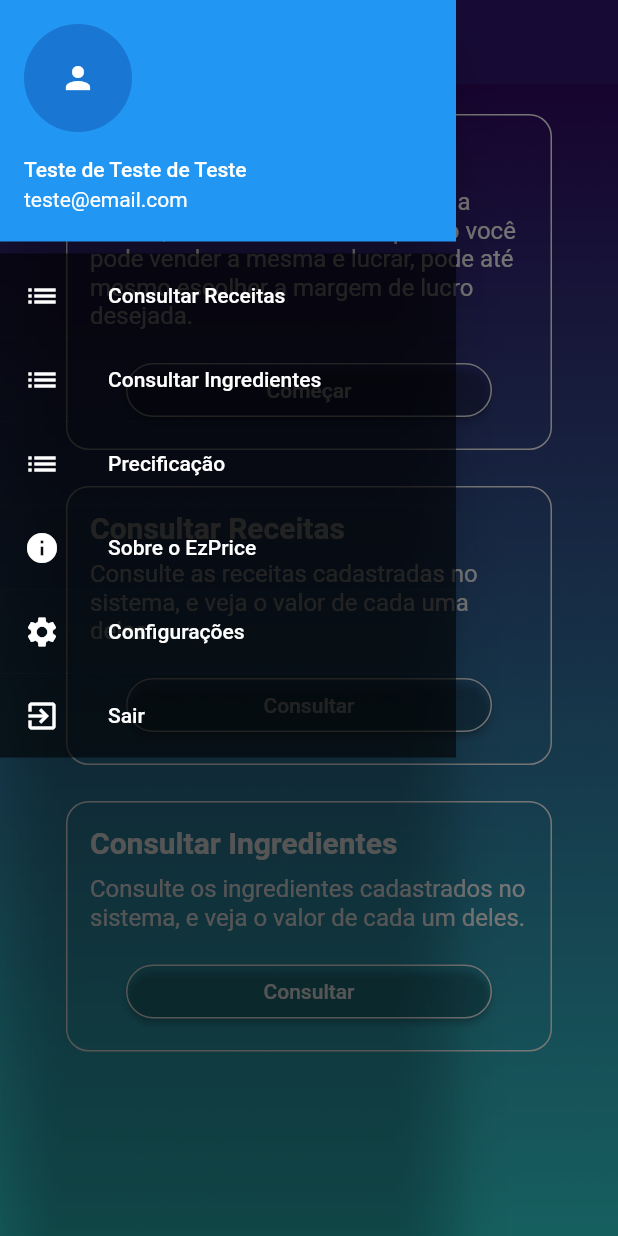
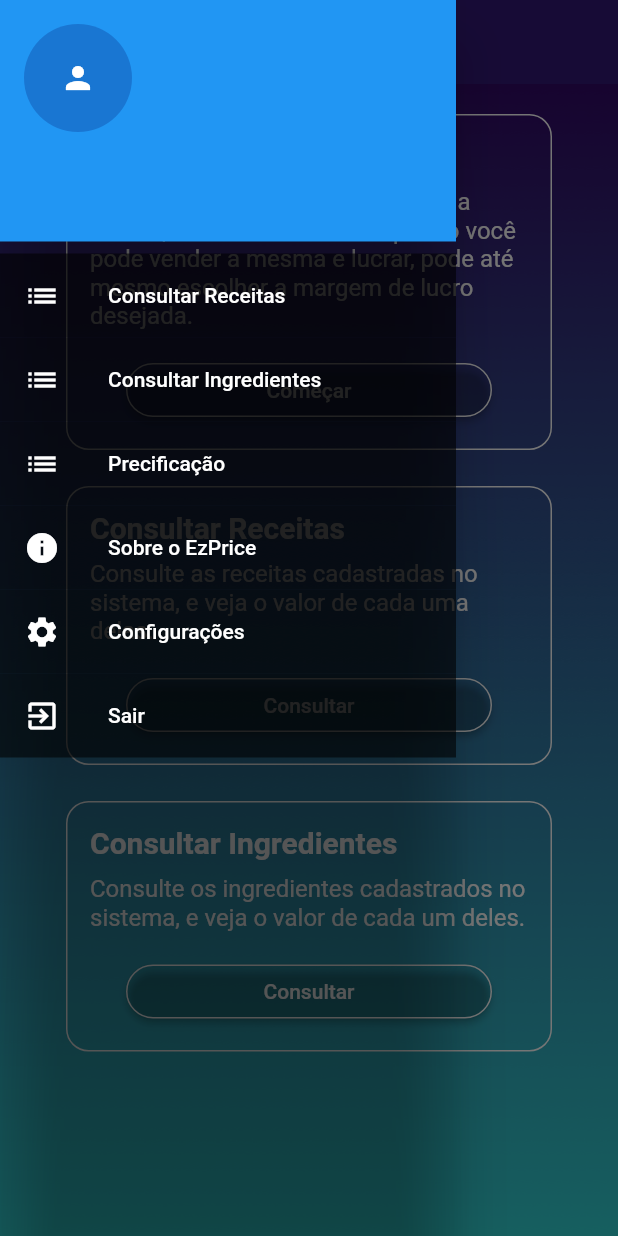
Before and after one commit to Vidottolv/EzPrice, a Flutter app: the Home screen opened by its route, with the side drawer open, on a phone screen of 412 x 824 dp. Run offline on Flutter 3.47's test engine with Material 2 defaults, Android fonts, the light colour scheme and no system bars; our stand-ins replace cloud_firestore, firebase_auth, firebase_core, google_fonts; accounts and stored records are empty.

Commit message:
mudança no drawer mostra nome/email do CurrentUser

```diff
--- a/lib/controller/login_controller.dart
+++ b/lib/controller/login_controller.dart
@@ -25,7 +25,7 @@
       });
 
       sucesso(context, 'Usuário criado com sucesso.');
-      Navigator.pushNamed(context, '/cadastre-se');
+      Navigator.pop(context);
     }).catchError((e) {
       //Não foi possível criar a conta
       switch (e.code) {
--- a/lib/main.dart
+++ b/lib/main.dart
@@ -28,7 +28,7 @@
         '/cadastrar': (context) => CadastrarUsuario(),
         '/esqueceu-senha': (context) => EsqueceuSenha(),
         '/esqueceu-senha/nova-senha': (context) => NovaSenha(),
-        '/home': (context) => const Home(),
+        '/home': (context) => Home(),
         '/sobre': (context) => const Sobre(),
         '/ingrediente/cadastrar': (context) => CadastrarIngrediente(),
         '/ingrediente/visualizar': (context) => VisualizarIngredientes(),
--- a/lib/views/home.dart
+++ b/lib/views/home.dart
@@ -1,23 +1,37 @@
+import 'package:cloud_firestore/cloud_firestore.dart';
 import 'package:ezprice/views/components/app_theme.dart';
 import 'package:ezprice/views/components/menu_drawer.dart';
 import 'package:ezprice/views/components/transparent_card.dart';
+import 'package:firebase_auth/firebase_auth.dart';
 import 'package:flutter/material.dart';
 
 class Home extends StatelessWidget {
-  final String nome = "Teste de Teste de Teste";
-  final String email = "teste@email.com";
-
-  const Home({Key? key}) : super(key: key);
+  final User? currentUser = FirebaseAuth.instance.currentUser;
 
   @override
   Widget build(BuildContext context) {
+    return FutureBuilder<QuerySnapshot>(
+      future: FirebaseFirestore.instance
+          .collection('usuarios')
+          .where('uid', isEqualTo: currentUser?.uid)
+          .limit(1)
+          .get(),
+      builder: (context, snapshot) {
+        if (snapshot.connectionState == ConnectionState.waiting) {
+          return CircularProgressIndicator();
+        }
+
+        if (snapshot.hasData && snapshot.data!.docs.isNotEmpty) {
+          final DocumentSnapshot documentSnapshot = snapshot.data!.docs.first;
+          final String nome = documentSnapshot.get('nome') as String;
+
           return Scaffold(
             appBar: AppBar(
               title: const Text("EzPrice"),
             ),
             drawer: MenuDrawer(
               nome: nome,
-          email: email,
+              email: currentUser?.email ?? '',
             ),
             body: Container(
               decoration: AppTheme.backgroundDecoration,
@@ -57,6 +71,13 @@
                   ],
                 ),
               ),
-        ));
+            ),
+          );
+        }
+
+        // Caso não seja possível obter o nome do usuário, pode retornar um widget vazio ou fazer algo diferente
+        return SizedBox();
+      },
+    );
   }
 }
```
Also changed, not shown: lib/views/receita/cadastrar_receita.dart (+20 -2 lines), firebase.json (added), 2 other files. Lines whose indentation alone changed are shown as unchanged.
